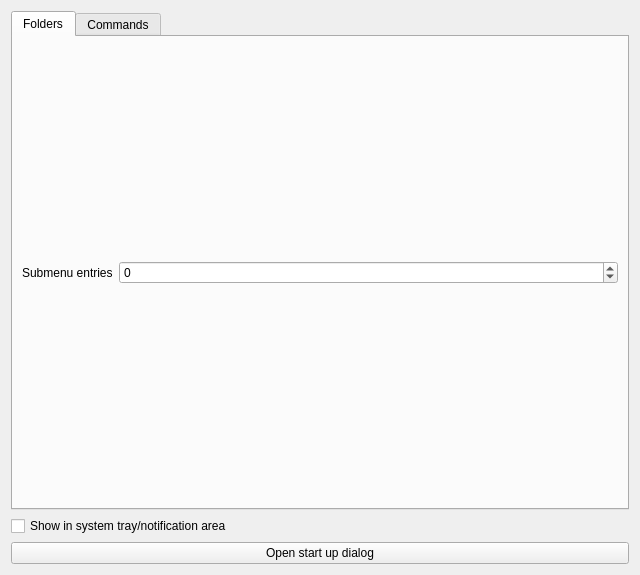
First picture: the form in ui/settings.ui, repository g-fb/quickaccess, before the edit.
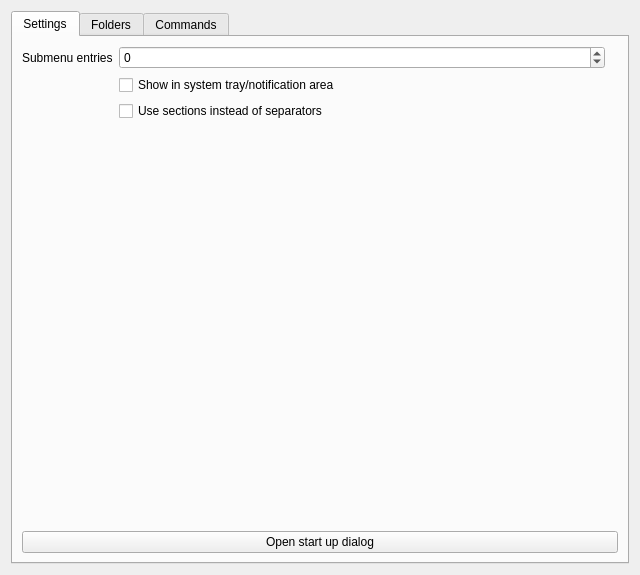
Second picture: the form after the edit. Custom widgets are drawn as their Qt base class.

Commit message: Add option to show sections instead of separators

Patch:
```diff
--- a/ui/settings.ui
+++ b/ui/settings.ui
@@ -19,18 +19,18 @@
      <property name="currentIndex">
       <number>0</number>
      </property>
-     <widget class="QWidget" name="foldersTab">
+     <widget class="QWidget" name="settingsTab">
+      <property name="accessibleName">
+       <string/>
+      </property>
       <attribute name="title">
-       <string>Folders</string>
+       <string>Settings</string>
       </attribute>
-      <layout class="QVBoxLayout" name="verticalLayout_5">
+      <layout class="QHBoxLayout" name="horizontalLayout_3">
        <item>
-        <widget class="KEditListWidget" name="kcfg_paths"/>
-       </item>
-       <item>
-        <layout class="QHBoxLayout" name="horizontalLayout">
-         <item>
-          <widget class="QLabel" name="label">
+        <layout class="QFormLayout" name="formLayout_2">
+         <item row="0" column="0">
+          <widget class="QLabel" name="submenuEntriesCountLabel">
            <property name="toolTip">
             <string>Number of submenu entries to show.</string>
            </property>
@@ -39,6 +39,8 @@
            </property>
           </widget>
          </item>
+         <item row="0" column="1">
+          <layout class="QHBoxLayout" name="horizontalLayout_4">
          <item>
           <widget class="QSpinBox" name="kcfg_submenuEntriesCount">
            <property name="sizePolicy">
@@ -55,14 +57,69 @@
            </property>
           </widget>
          </item>
-        </layout>
-       </item>
        <item>
         <widget class="QLabel" name="submenuEntriesCountInfo">
+             <property name="sizePolicy">
+              <sizepolicy hsizetype="Preferred" vsizetype="Preferred">
+               <horstretch>0</horstretch>
+               <verstretch>0</verstretch>
+              </sizepolicy>
+             </property>
          <property name="text">
           <string/>
          </property>
         </widget>
+           </item>
+          </layout>
+         </item>
+         <item row="8" column="0" colspan="2">
+          <widget class="QPushButton" name="openStartUpDialogButton">
+           <property name="text">
+            <string>Open start up dialog</string>
+           </property>
+          </widget>
+         </item>
+         <item row="1" column="1">
+          <widget class="QCheckBox" name="kcfg_ShowInTray">
+           <property name="text">
+            <string>Show in system tray/notification area</string>
+           </property>
+          </widget>
+         </item>
+         <item row="2" column="1">
+          <widget class="QCheckBox" name="kcfg_UseSections">
+           <property name="text">
+            <string>Use sections instead of separators</string>
+           </property>
+          </widget>
+         </item>
+         <item row="3" column="1">
+          <spacer name="verticalSpacer">
+           <property name="orientation">
+            <enum>Qt::Vertical</enum>
+           </property>
+           <property name="sizeType">
+            <enum>QSizePolicy::Expanding</enum>
+           </property>
+           <property name="sizeHint" stdset="0">
+            <size>
+             <width>20</width>
+             <height>20</height>
+            </size>
+           </property>
+          </spacer>
+         </item>
+        </layout>
+       </item>
+      </layout>
+     </widget>
+     <widget class="QWidget" name="foldersTab">
+      <attribute name="title">
+       <string>Folders</string>
+      </attribute>
+      <layout class="QVBoxLayout" name="verticalLayout_5">
+       <item>
+        <widget class="KEditListWidget" name="kcfg_paths"/>
        </item>
       </layout>
      </widget>
@@ -107,18 +164,7 @@
     </widget>
    </item>
    <item>
-    <widget class="QCheckBox" name="kcfg_ShowInTray">
-     <property name="text">
-      <string>Show in system tray/notification area</string>
-     </property>
-    </widget>
-   </item>
-   <item>
-    <widget class="QPushButton" name="openStartUpDialogButton">
-     <property name="text">
-      <string>Open start up dialog</string>
-     </property>
-    </widget>
+    <layout class="QHBoxLayout" name="horizontalLayout"/>
    </item>
   </layout>
  </widget>
```
Lines whose indentation alone changed are shown as unchanged. The commit also changes 2 other files.
